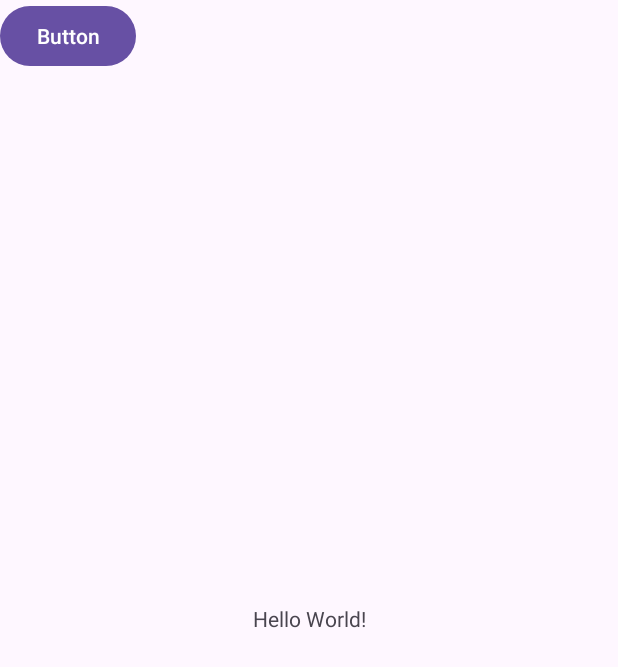
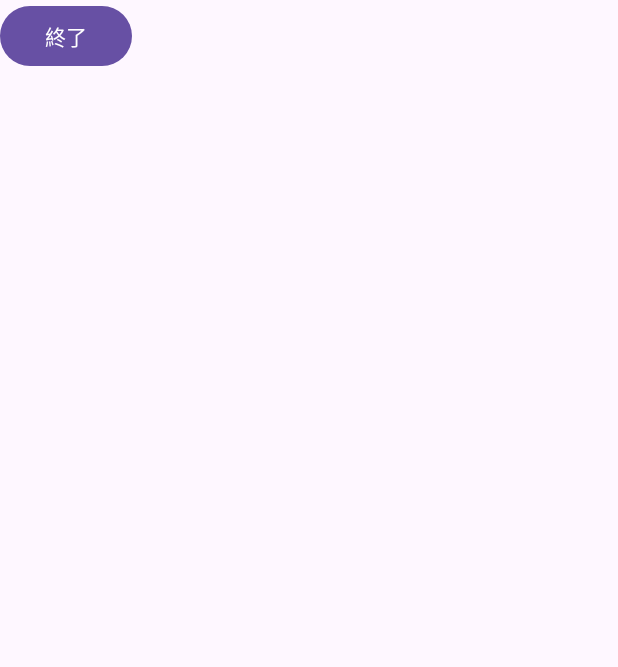
Before and after one commit to romateikoku11/firstjissen, an Android app: the screen it shows after launch (MainActivity), on a phone screen of 412 x 824 dp. Shown: the top 667 px of the screen. Run offline under Robolectric (Android 15) with nearby library versions, the phone set to English and light mode, and no system bars.

Commit message:
0430 commit

```diff
--- a/app/src/main/java/jp/ac/gifu_u/info/ushiba/myapplication/MainActivity.java
+++ b/app/src/main/java/jp/ac/gifu_u/info/ushiba/myapplication/MainActivity.java
@@ -1,6 +1,9 @@
 package jp.ac.gifu_u.info.ushiba.myapplication;
 
 import android.os.Bundle;
+import android.view.View;
+import android.widget.Button;
+import android.widget.Toast;
 
 import androidx.activity.EdgeToEdge;
 import androidx.appcompat.app.AppCompatActivity;
@@ -8,17 +11,28 @@ import androidx.core.graphics.Insets;
 import androidx.core.view.ViewCompat;
 import androidx.core.view.WindowInsetsCompat;
 
-public class MainActivity extends AppCompatActivity {
+public class MainActivity extends AppCompatActivity implements View.OnClickListener {
 
     @Override
     protected void onCreate(Bundle savedInstanceState) {
         super.onCreate(savedInstanceState);
         EdgeToEdge.enable(this);
         setContentView(R.layout.activity_main);
+
+        // ボタンを取得してリスナーを設定
+        Button exitButton = findViewById(R.id.exitButton);
+        exitButton.setOnClickListener(this);
+
         ViewCompat.setOnApplyWindowInsetsListener(findViewById(R.id.main), (v, insets) -> {
             Insets systemBars = insets.getInsets(WindowInsetsCompat.Type.systemBars());
             v.setPadding(systemBars.left, systemBars.top, systemBars.right, systemBars.bottom);
             return insets;
         });
     }
+
+    @Override
+    public void onClick(View v) {
+        Toast.makeText(this, "アプリを終了しました", Toast.LENGTH_SHORT).show();
+        finish();
+    }
 }
--- a/app/src/main/res/layout/activity_main.xml
+++ b/app/src/main/res/layout/activity_main.xml
@@ -7,21 +7,12 @@
     android:layout_height="match_parent"
     tools:context=".MainActivity">
 
-    <TextView
+    <Button
+        android:id="@+id/exitButton"
         android:layout_width="wrap_content"
         android:layout_height="wrap_content"
-        android:text="Hello World!"
-        app:layout_constraintBottom_toBottomOf="parent"
-        app:layout_constraintEnd_toEndOf="parent"
-        app:layout_constraintStart_toStartOf="parent"
-        app:layout_constraintTop_toTopOf="parent" />
-
-    <Button
-        android:id="@+id/button"
-        android:layout_width="wrap_content"
-        android:layout_height="wrap_content"
-        android:text="Button"
-        tools:layout_editor_absoluteX="119dp"
-        tools:layout_editor_absoluteY="203dp" />
+        android:text="終了"
+        tools:layout_editor_absoluteX="55dp"
+        tools:layout_editor_absoluteY="90dp" />
 
 </androidx.constraintlayout.widget.ConstraintLayout>
```
